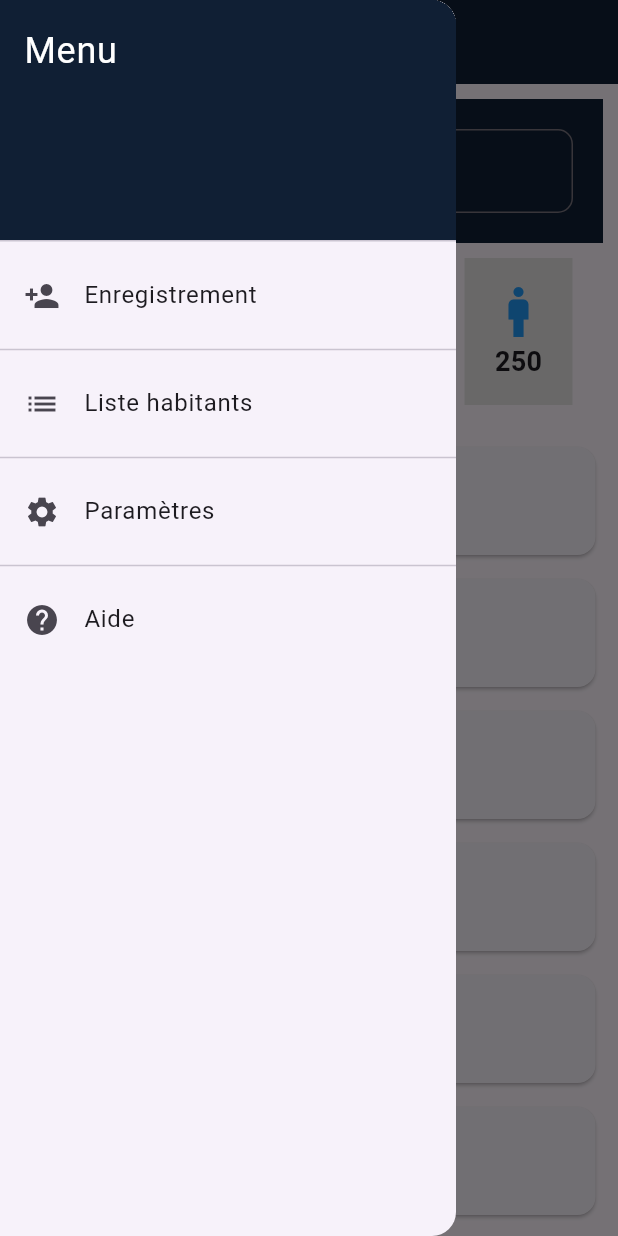
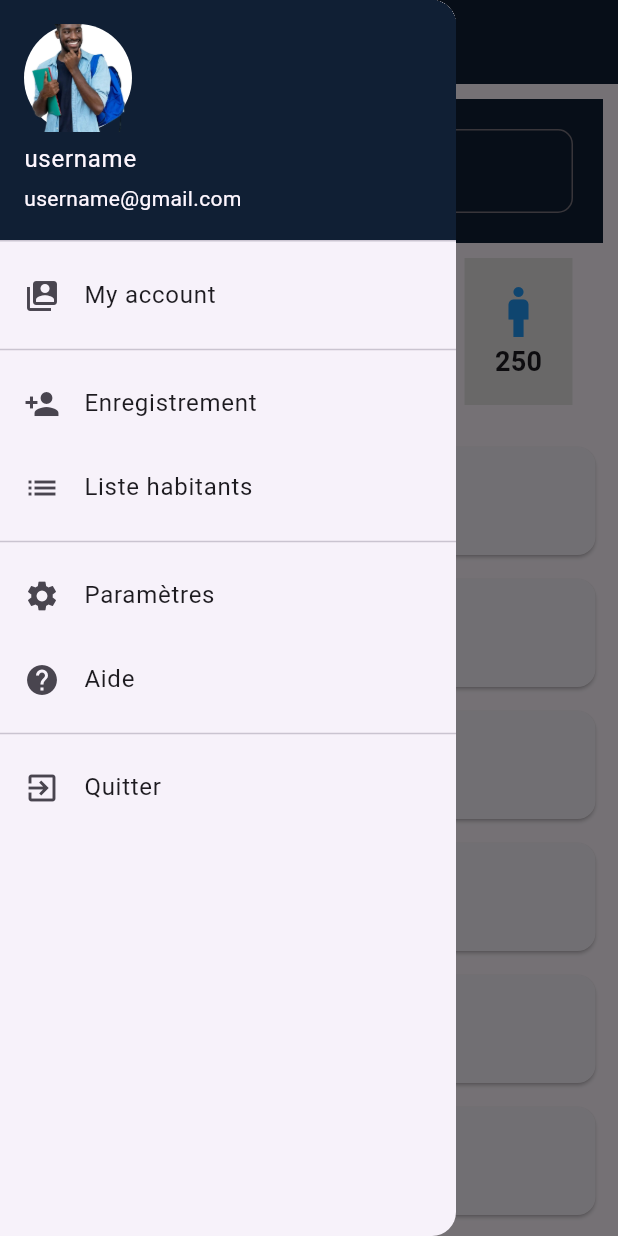
Before and after one commit to TreeH3/student_app_flutter, a Flutter app: the HomePage screen opened directly, with the side drawer open, on a phone screen of 412 x 824 dp. Run offline on Flutter 3.47's test engine with Material 3 defaults, Android fonts, the phone set to English and light mode, and no system bars; our stand-ins replace flutter_riverpod, get_it.

Commit message:
restructuration des dossiers et fichier du projet

```diff
--- a/lib/pages/home_page.dart
+++ b/lib/pages/home_page.dart
@@ -2,6 +2,8 @@ import 'package:flutter/material.dart';
 import 'package:student_app/pages/details_page.dart';
 import 'package:student_app/pages/enregistrement_page.dart';
 import 'package:student_app/pages/list_page.dart';
+import 'package:student_app/pages/profile_page.dart';
+import 'package:student_app/pages/welcome_page.dart';
 
 class HomePage extends StatelessWidget {
   HomePage({super.key});
@@ -44,13 +46,28 @@ class HomePage extends StatelessWidget {
         child: ListView(
           padding: EdgeInsets.zero,
           children: [
-            DrawerHeader(
+            UserAccountsDrawerHeader(
+              currentAccountPicture: CircleAvatar(
+                backgroundColor: Colors.white,
+                child: Image.asset(
+                  'assets/images/profile.png',
+                  width: 200,
+                  height: 200,
+                  fit: BoxFit.cover,
+                ),
+              ),
               decoration: BoxDecoration(color: Color(0xFF101F34)),
-              child: Text(
-                'Menu',
-                style: TextStyle(color: Colors.white, fontSize: 24),
-              ),
+              accountName: Text("username"),
+              accountEmail: Text("username@gmail.com"),
             ),
+            ListTile(
+              leading: Icon(Icons.switch_account),
+              title: Text('My account'),
+              onTap: () {
+                Navigator.push(context, MaterialPageRoute(builder: (context)=> ProfilePage()));
+              },
+            ),
+            Divider(),
             ListTile(
               leading: Icon(Icons.person_add),
               title: Text('Enregistrement'),
@@ -58,7 +75,6 @@ class HomePage extends StatelessWidget {
                 Navigator.push(context, MaterialPageRoute(builder: (context)=> FormPage()));
               },
             ),
-            Divider(),
             ListTile(
               leading: Icon(Icons.list),
               title: Text('Liste habitants'),
@@ -72,11 +88,18 @@ class HomePage extends StatelessWidget {
               title: Text('Paramètres'),
               onTap: () {},
             ),
-            Divider(),
             ListTile(
               leading: Icon(Icons.help),
               title: Text('Aide'),
               onTap: () {},
+            ),
+            Divider(),
+            ListTile(
+              leading: Icon(Icons.exit_to_app),
+              title: Text('Quitter'),
+              onTap: () {
+                Navigator.push(context, MaterialPageRoute(builder: (context)=>WelcomePage()));
+              },
             ),
           ],
         ),
--- a/lib/pages/welcome_page.dart
+++ b/lib/pages/welcome_page.dart
@@ -18,7 +18,7 @@ class WelcomePage extends StatelessWidget {
               height: 200,
           ),
           Text(
-            "Student",
+            "City",
             style: TextStyle(
               fontSize: 48,
               color: Color(0xFF2260FF),
@@ -34,7 +34,7 @@ class WelcomePage extends StatelessWidget {
             ),
           ),
           Text(
-            "Promotion Management",
+            "City Management",
             style: TextStyle(
               fontSize: 12,
               color: Color(0xFF2260FF),
```
Also changed, not shown: lib/main.dart (+4 -3 lines), lib/pages/profile_page.dart (+48 -0 lines), lib/pages/user_controller.dart (+15 -0 lines), lib/pages/user_state.dart (+33 -0 lines), pubspec.yaml (+8 -1 lines), pubspec.lock.
